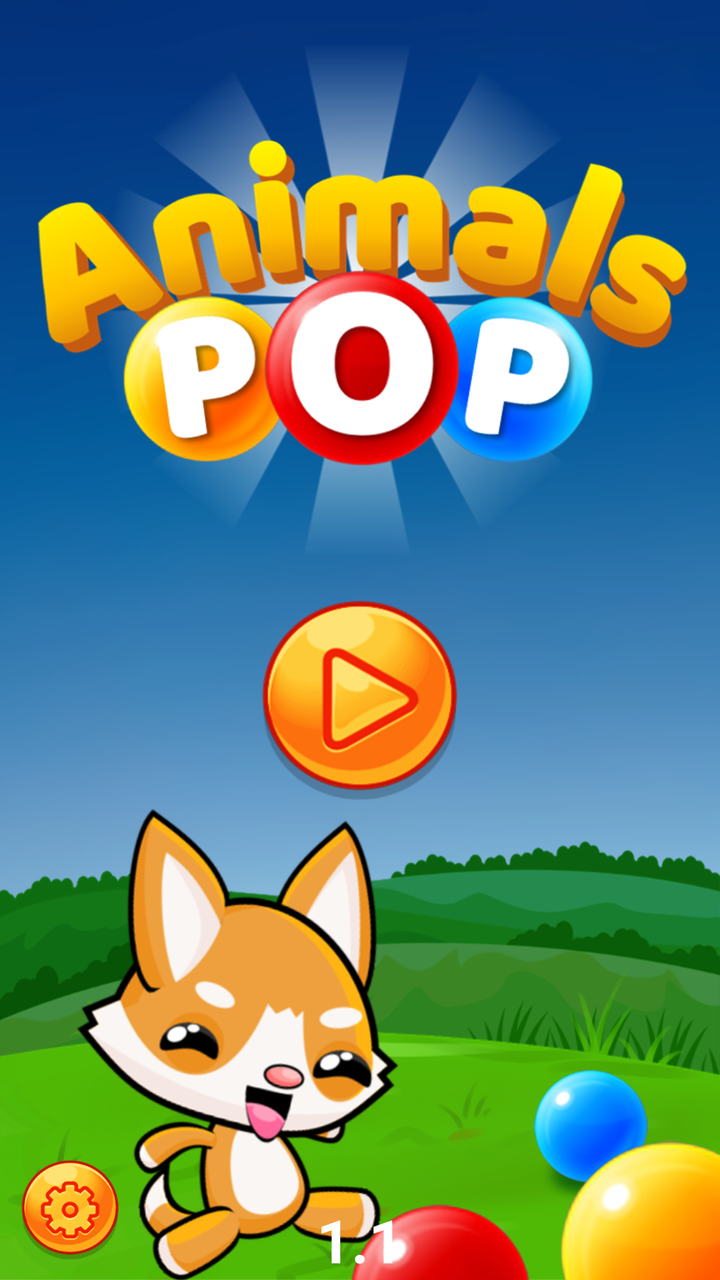
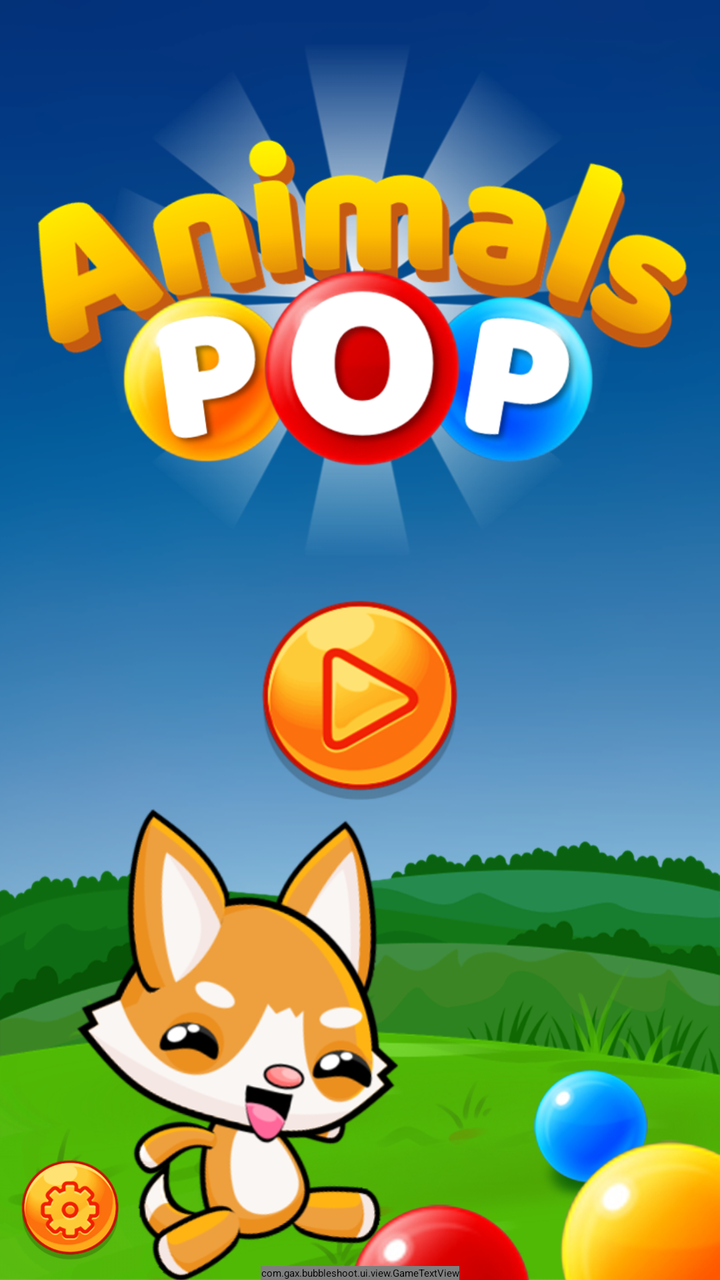

Screens rendered from an Android XML layout before and after an edit, with the pre-edit source and the edit as a unified diff.
<!-- AndroidManifest.xml: application theme Theme.App.Starting -->
<!-- res/layout/fragment_menu.xml -->
<?xml version="1.0" encoding="utf-8"?>
<androidx.constraintlayout.widget.ConstraintLayout
    xmlns:android="http://schemas.android.com/apk/res/android"
    xmlns:app="http://schemas.android.com/apk/res-auto"
    xmlns:tools="http://schemas.android.com/tools"
    android:layout_width="match_parent"
    android:layout_height="match_parent"
    tools:ignore="ContentDescription">

    <ImageView
        android:layout_width="0dp"
        android:layout_height="0dp"
        android:scaleType="centerCrop"
        android:src="@drawable/bg"
        app:layout_constraintBottom_toBottomOf="parent"
        app:layout_constraintEnd_toEndOf="parent"
        app:layout_constraintStart_toStartOf="parent"
        app:layout_constraintTop_toTopOf="parent" />

    <ImageView
        android:layout_width="0dp"
        android:layout_height="0dp"
        android:src="@drawable/foreground_menu"
        app:layout_constraintBottom_toBottomOf="parent"
        app:layout_constraintDimensionRatio="14:9"
        app:layout_constraintEnd_toEndOf="parent"
        app:layout_constraintStart_toStartOf="parent" />

    <ImageView
        android:id="@+id/image_logo_bg"
        android:layout_width="@dimen/image_logo_bg_width"
        android:layout_height="@dimen/image_logo_bg_width"
        android:src="@drawable/light_bg"
        app:layout_constraintEnd_toEndOf="parent"
        app:layout_constraintStart_toStartOf="parent"
        app:layout_constraintTop_toTopOf="parent" />

    <ImageView
        android:id="@+id/image_logo"
        android:layout_width="@dimen/image_logo_width"
        android:layout_height="0dp"
        android:src="@drawable/logo"
        app:layout_constraintBottom_toBottomOf="@+id/image_logo_bg"
        app:layout_constraintDimensionRatio="2:1"
        app:layout_constraintEnd_toEndOf="@+id/image_logo_bg"
        app:layout_constraintStart_toStartOf="@+id/image_logo_bg"
        app:layout_constraintTop_toTopOf="@+id/image_logo_bg" />

    <ImageView
        android:id="@+id/image_fox"
        android:layout_width="@dimen/image_logo_fox_width"
        android:layout_height="@dimen/image_logo_fox_width"
        android:src="@drawable/fox_logo"
        app:layout_constraintBottom_toBottomOf="parent"
        app:layout_constraintStart_toStartOf="parent"
        app:layout_constraintTop_toBottomOf="@id/btn_start"
        app:layout_constraintVertical_bias="0.3" />

    <ImageButton
        android:id="@+id/btn_start"
        android:layout_width="@dimen/btn_start_width"
        android:layout_height="@dimen/btn_start_width"
        android:background="@drawable/btn_start"
        app:layout_constraintEnd_toEndOf="parent"
        app:layout_constraintStart_toStartOf="parent"
        app:layout_constraintTop_toBottomOf="@+id/image_logo_bg" />

    <ImageButton
        android:id="@+id/btn_setting"
        android:layout_width="@dimen/btn_round_width"
        android:layout_height="@dimen/btn_round_width"
        android:layout_margin="@dimen/margin_10"
        android:background="@drawable/btn_setting"
        app:layout_constraintBottom_toBottomOf="parent"
        app:layout_constraintStart_toStartOf="parent" />

    <TextView
        android:layout_width="wrap_content"
        android:layout_height="wrap_content"
        app:fontFamily="@font/baloo"
        android:gravity="center"
        android:text="@string/app_version"
        android:textColor="@color/white"
        android:textSize="@dimen/txt_dialog_small_size"
        android:textStyle="bold"
        app:layout_constraintBottom_toBottomOf="parent"
        app:layout_constraintEnd_toEndOf="parent"
        app:layout_constraintStart_toStartOf="parent" />

</androidx.constraintlayout.widget.ConstraintLayout>
<!-- resources referenced by this layout -->
<resources>
  <color name="white">#FFFFFFFF</color>
  <dimen name="btn_round_width">50dp</dimen>
  <dimen name="btn_start_width">100dp</dimen>
  <dimen name="image_logo_bg_width">300dp</dimen>
  <dimen name="image_logo_fox_width">250dp</dimen>
  <dimen name="image_logo_width">350dp</dimen>
  <dimen name="margin_10">10dp</dimen>
  <dimen name="txt_dialog_small_size">30sp</dimen>
  <!-- drawable bg: png bitmap (drawable, 175560 bytes) -->
  <!-- drawable btn_setting: png bitmap (drawable, 47301 bytes) -->
  <!-- drawable btn_start: png bitmap (drawable, 39498 bytes) -->
  <!-- drawable foreground_menu: png bitmap (drawable, 281967 bytes) -->
  <!-- drawable fox_logo: png bitmap (drawable, 80107 bytes) -->
  <!-- drawable light_bg: png bitmap (drawable, 126167 bytes) -->
  <!-- drawable logo: png bitmap (drawable, 231627 bytes) -->
  <string name="app_version">1.1</string>
  <style name="Theme.App.Starting" parent="Theme.SplashScreen">
          
          <item name="windowSplashScreenBackground">@color/brown</item>
          
          
          <item name="postSplashScreenTheme">@style/Theme.AnimalsPop</item>
      </style>
  <color name="brown">#4E342E</color>
  <style name="Theme.AnimalsPop" parent="Theme.MaterialComponents.DayNight.NoActionBar">
          
          <item name="colorPrimary">@color/purple_500</item>
          <item name="colorPrimaryVariant">@color/purple_700</item>
          <item name="colorOnPrimary">@color/white</item>
          
          <item name="colorSecondary">@color/teal_200</item>
          <item name="colorSecondaryVariant">@color/teal_700</item>
          <item name="colorOnSecondary">@color/black</item>
          
          <item name="android:statusBarColor" tools:targetApi="l">?attr/colorPrimaryVariant</item>
          
      </style>
  <color name="purple_500">#FF6200EE</color>
  <color name="purple_700">#FF3700B3</color>
  <color name="teal_200">#FF03DAC5</color>
  <color name="teal_700">#FF018786</color>
  <color name="black">#FF000000</color>
</resources>

<!-- the commit's change to res/layout/fragment_menu.xml (unified diff, before → after) -->
@@ -74,7 +74,7 @@
         app:layout_constraintBottom_toBottomOf="parent"
         app:layout_constraintStart_toStartOf="parent" />
 
-    <TextView
+    <com.gax.bubbleshoot.ui.view.GameTextView
         android:layout_width="wrap_content"
         android:layout_height="wrap_content"
         app:fontFamily="@font/baloo"
